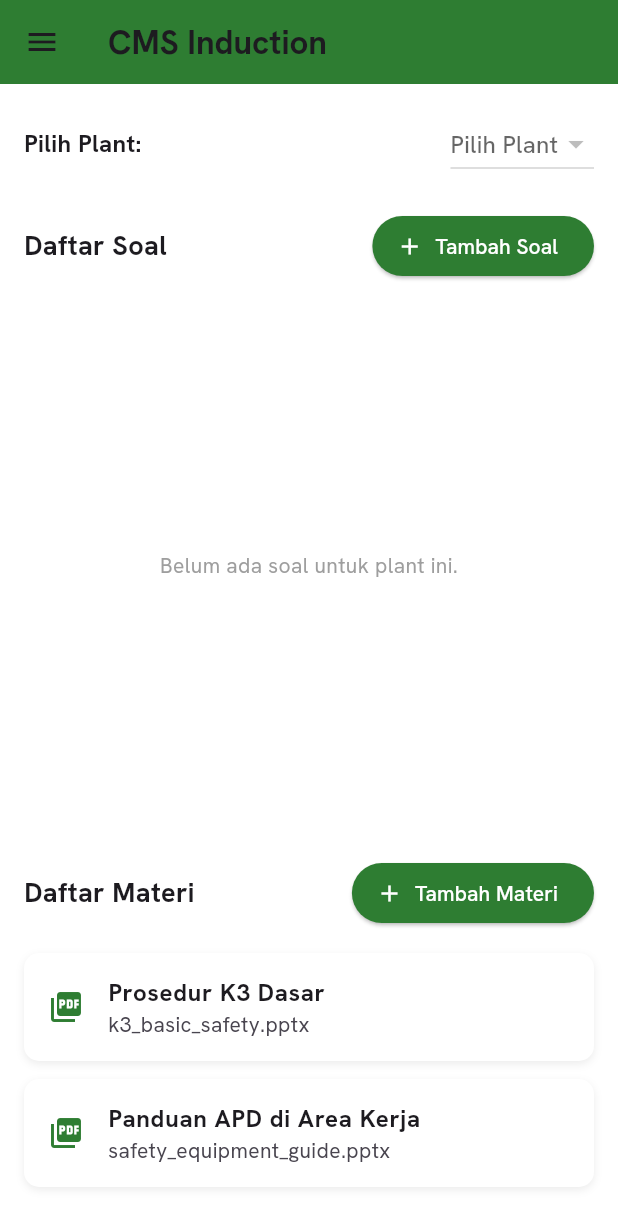
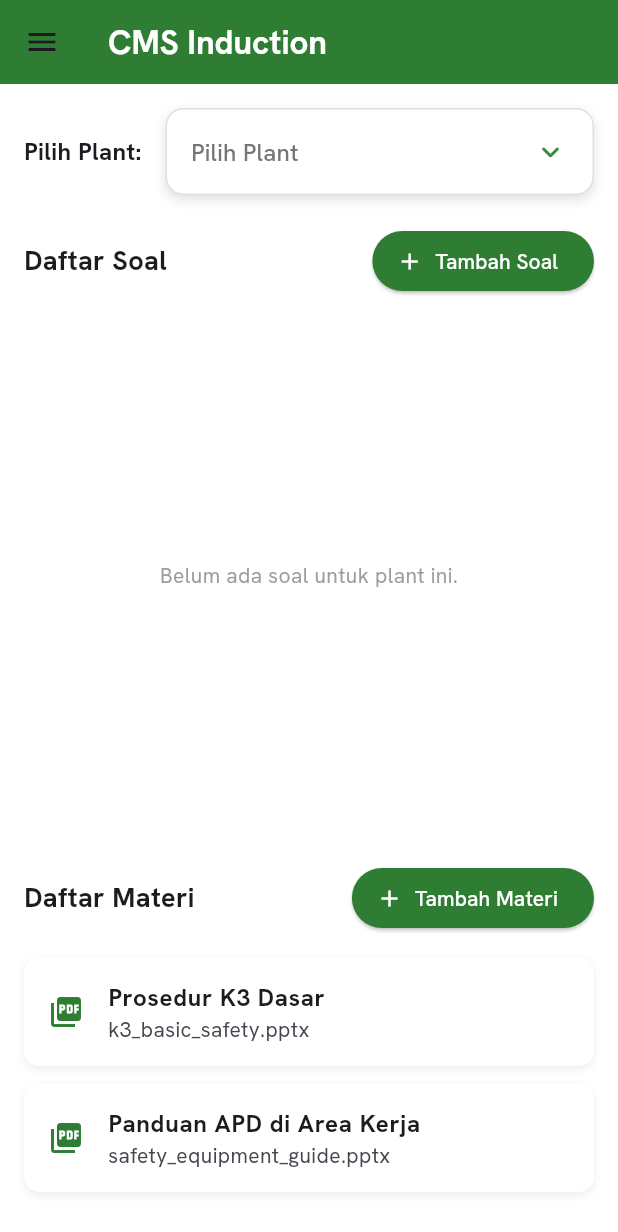
Before and after one commit to rinneechan/visitor_induction, a Flutter app: the CmsInductionScreen screen opened by its route, on a phone screen of 412 x 824 dp. Shown: the top 1232 px of the screen. Run offline on Flutter 3.47's test engine with Material 3 defaults, Android fonts, the light colour scheme and no system bars; our stand-ins replace chewie, connectivity_plus, dio, file_picker, firebase_core, firebase_messaging and 10 more; missing offline and left inert: dart:html, flutter_pdfview, in_app_update, syncfusion_flutter_pdfviewer; accounts and stored records are empty.

Commit message:
update dropdown plant cms

```diff
--- a/lib/screens/cms/cms_induction_screen.dart
+++ b/lib/screens/cms/cms_induction_screen.dart
@@ -78,13 +78,11 @@ class _CmsInductionScreenState extends State<CmsInductionScreen> {
     _loadQuestions();
   }
 
-  // ROUTE TAMBAH MATERI
   void _goToAddMaterial() {
     if (selectedPlant == null) return;
     context.push('/cms/material/add', extra: {'plantId': selectedPlant!.id.toString()});
   }
 
-  // ROUTE TAMBAH SOAL
   void _goToCmsQuestionScreen() {
     if (selectedPlant == null) return;
     context.push('/cms/questions', extra: {'plantId': selectedPlant!.id.toString()});
@@ -95,7 +93,13 @@ class _CmsInductionScreenState extends State<CmsInductionScreen> {
     return Scaffold(
       drawer: const CustomDrawer(username: "Admin CMS"), // ✅ Sidebar Drawer CMS
       appBar: AppBar(
-        title: Text("CMS Induction", style: GoogleFonts.hankenGrotesk(fontWeight: FontWeight.bold)),
+        title: Text(
+          "CMS Induction",
+          style: GoogleFonts.hankenGrotesk(
+            fontWeight: FontWeight.bold,
+            color: Colors.white, // ✅ Warna teks title diubah jadi putih
+          ),
+        ),
         backgroundColor: const Color(0xFF2E7D32),
       ),
       backgroundColor: Colors.white,
@@ -110,22 +114,67 @@ class _CmsInductionScreenState extends State<CmsInductionScreen> {
                   Row(
                     mainAxisAlignment: MainAxisAlignment.spaceBetween,
                     children: [
-                      Text("Pilih Plant:",
+                      Text(
+                        "Pilih Plant:",
+                        style: GoogleFonts.hankenGrotesk(fontSize: 16, fontWeight: FontWeight.bold),
+                      ),
+                      Expanded(
+                        child: Container(
+                          margin: const EdgeInsets.only(left: 16),
+                          padding: const EdgeInsets.symmetric(horizontal: 16, vertical: 4),
+                          decoration: BoxDecoration(
+                            color: Colors.white,
+                            borderRadius: BorderRadius.circular(12),
+                            boxShadow: [
+                              BoxShadow(
+                                color: Colors.black12,
+                                blurRadius: 6,
+                                offset: Offset(0, 3),
+                              ),
+                            ],
+                            border: Border.all(color: Colors.grey.shade300, width: 1),
+                          ),
+                          child: DropdownButtonHideUnderline(
+                            child: DropdownButton<Plant>(
+                              isExpanded: true,
+                              borderRadius: BorderRadius.circular(12),
+                              dropdownColor: Colors.white,
+                              icon: Icon(Icons.keyboard_arrow_down_rounded, color: Colors.green[700]),
+                              value: selectedPlant,
+                              hint: Text(
+                                "Pilih Plant",
                                 style: GoogleFonts.hankenGrotesk(
-                              fontSize: 16, fontWeight: FontWeight.bold)),
-                      DropdownButton<Plant>(
-                        value: selectedPlant,
-                        hint: Text("Pilih Plant", style: GoogleFonts.hankenGrotesk()),
+                                  color: Colors.grey[600],
+                                  fontSize: 16,
+                                  fontWeight: FontWeight.w500,
+                                ),
+                              ),
                               items: plants
-                            .map((p) => DropdownMenuItem(
+                                  .map(
+                                    (p) => DropdownMenuItem<Plant>(
                                       value: p,
-                                  child: Text(p.name, style: GoogleFonts.hankenGrotesk()),
-                                ))
+                                      child: Padding(
+                                        padding: const EdgeInsets.symmetric(vertical: 8),
+                                        child: Text(
+                                          p.name,
+                                          style: GoogleFonts.hankenGrotesk(
+                                            fontSize: 16,
+                                            color: Colors.green[900],
+                                            fontWeight: FontWeight.w600,
+                                          ),
+                                        ),
+                                      ),
+                                    ),
+                                  )
                                   .toList(),
                               onChanged: _onPlantChanged,
                             ),
+                          ),
+                        ),
+                      ),
                     ],
                   ),
+
                   const SizedBox(height: 20),
 
                   // List Soal
@@ -133,14 +182,12 @@ class _CmsInductionScreenState extends State<CmsInductionScreen> {
                     mainAxisAlignment: MainAxisAlignment.spaceBetween,
                     children: [
                       Text("Daftar Soal",
-                          style: GoogleFonts.hankenGrotesk(
-                              fontSize: 18, fontWeight: FontWeight.bold)),
+                          style: GoogleFonts.hankenGrotesk(fontSize: 18, fontWeight: FontWeight.bold)),
                       ElevatedButton.icon(
                         style: ElevatedButton.styleFrom(backgroundColor: const Color(0xFF2E7D32)),
                         onPressed: _goToCmsQuestionScreen,
                         icon: const Icon(Icons.add, color: Colors.white),
-                        label: Text("Tambah Soal",
-                            style: GoogleFonts.hankenGrotesk(color: Colors.white)),
+                        label: Text("Tambah Soal", style: GoogleFonts.hankenGrotesk(color: Colors.white)),
                       ),
                     ],
                   ),
@@ -173,7 +220,8 @@ class _CmsInductionScreenState extends State<CmsInductionScreen> {
                                           BoxShadow(
                                             color: Colors.grey.withOpacity(0.2),
                                             blurRadius: 5,
-                                              offset: const Offset(0, 3))
+                                            offset: const Offset(0, 3),
+                                          )
                                         ],
                                       ),
                                       child: Text("${index + 1}. ${q.question}",
@@ -192,14 +240,12 @@ class _CmsInductionScreenState extends State<CmsInductionScreen> {
                     mainAxisAlignment: MainAxisAlignment.spaceBetween,
                     children: [
                       Text("Daftar Materi",
-                          style: GoogleFonts.hankenGrotesk(
-                              fontSize: 18, fontWeight: FontWeight.bold)),
+                          style: GoogleFonts.hankenGrotesk(fontSize: 18, fontWeight: FontWeight.bold)),
                       ElevatedButton.icon(
                         style: ElevatedButton.styleFrom(backgroundColor: const Color(0xFF2E7D32)),
                         onPressed: _goToAddMaterial,
                         icon: const Icon(Icons.add, color: Colors.white),
-                        label: Text("Tambah Materi",
-                            style: GoogleFonts.hankenGrotesk(color: Colors.white)),
+                        label: Text("Tambah Materi", style: GoogleFonts.hankenGrotesk(color: Colors.white)),
                       ),
                     ],
                   ),
@@ -223,12 +269,10 @@ class _CmsInductionScreenState extends State<CmsInductionScreen> {
                             ],
                           ),
                           child: ListTile(
-                            leading:
-                                const Icon(Icons.picture_as_pdf, color: Color(0xFF2E7D32)),
+                            leading: const Icon(Icons.picture_as_pdf, color: Color(0xFF2E7D32)),
                             title: Text(mat["title"] ?? '',
                                 style: GoogleFonts.hankenGrotesk(fontWeight: FontWeight.w600)),
-                            subtitle: Text(mat["file"] ?? '',
-                                style: GoogleFonts.hankenGrotesk()),
+                            subtitle: Text(mat["file"] ?? '', style: GoogleFonts.hankenGrotesk()),
                           ),
                         );
                       },
```
Lines whose indentation alone changed are shown as unchanged.
